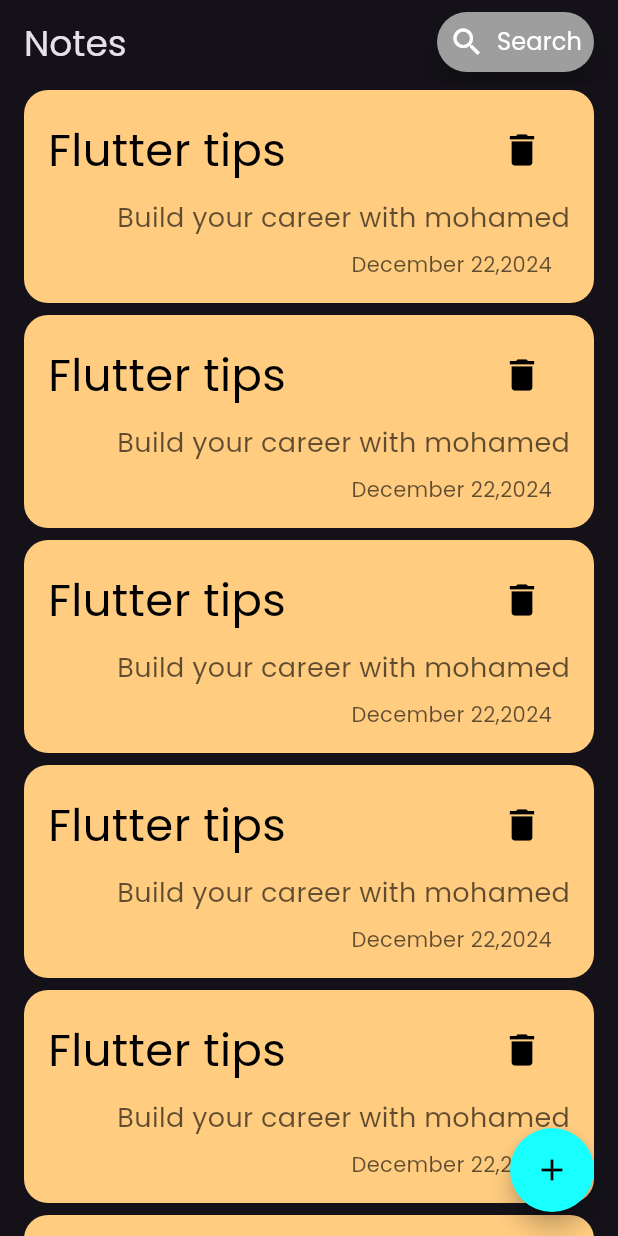
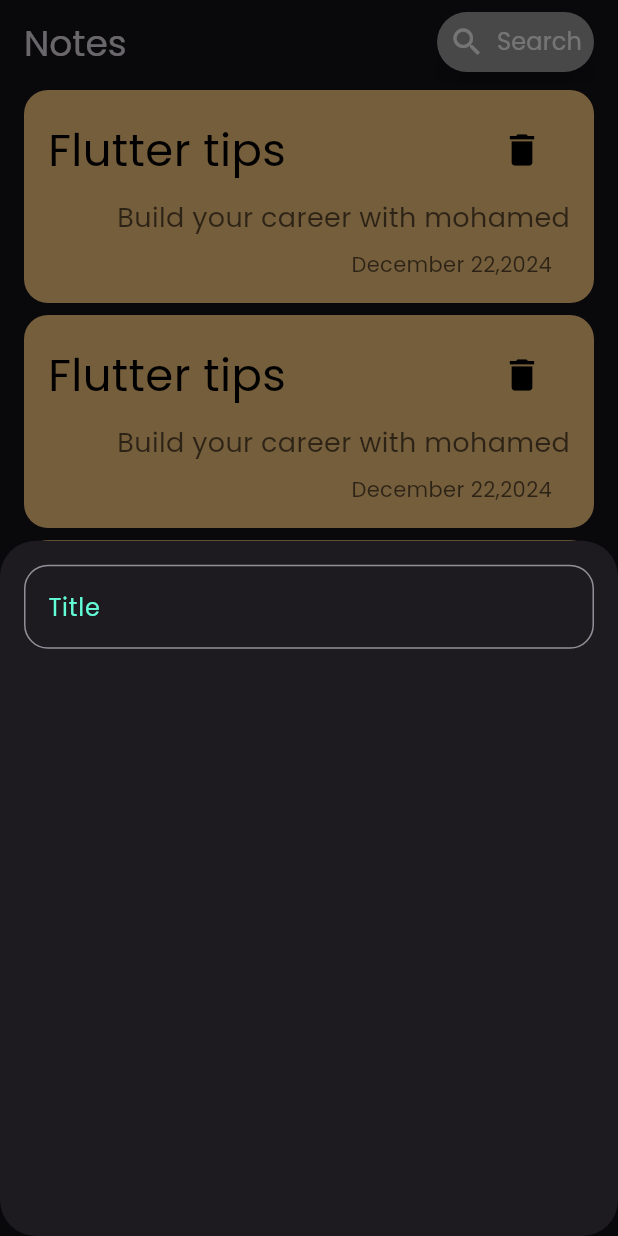
Before and after one commit to Moh6Amed/Notes-App, a Flutter app: the screen it shows after launch, after a tap on the "add" icon, on a phone screen of 412 x 824 dp. Run offline on Flutter 3.47's test engine with Material 3 defaults, Android fonts, the phone set to English and light mode, and no system bars.

Commit message:
Create bottom sheet in floating button and create first Custom text field: title

```diff
--- a/analysis_options.yaml
+++ b/analysis_options.yaml
@@ -21,7 +21,7 @@ linter:
   # `// ignore_for_file: name_of_lint` syntax on the line or in the file
   # producing the lint.
   rules:
-    # avoid_print: false  # Uncomment to disable the `avoid_print` rule
+    - prefer_const_constructors
     # prefer_single_quotes: true  # Uncomment to enable the `prefer_single_quotes` rule
 
 # Additional information about this file can be found at
--- /dev/null
+++ b/lib/contstants.dart
@@ -0,0 +1,3 @@
+import 'package:flutter/material.dart';
+
+const kPrimaryColor =  Color(0xff62FCD7);
--- a/lib/main.dart
+++ b/lib/main.dart
@@ -13,7 +13,7 @@ class NotesApp extends StatelessWidget {
     return MaterialApp(
       debugShowCheckedModeBanner: false,
       theme: ThemeData(brightness: Brightness.dark, fontFamily: 'Poppins'),
-      home: NotesView(),
+      home: const NotesView(),
     );
   }
 }
--- a/lib/views/notes_view.dart
+++ b/lib/views/notes_view.dart
@@ -1,4 +1,6 @@
 import 'package:flutter/material.dart';
+import 'package:notesapp/contstants.dart';
+import 'package:notesapp/widgets/adding_note_with_bottom_sheet.dart';
 import 'package:notesapp/widgets/custom_appbar.dart';
 import 'package:notesapp/widgets/notes_list_view.dart';
 
@@ -9,15 +11,24 @@ class NotesView extends StatelessWidget {
   Widget build(BuildContext context) {
     return Scaffold(
       appBar: AppBar(
-        title: CustomAppBar(),
+        title: const CustomAppBar(),
       ),
-      body: NotesListView(),
+      body: const NotesListView(),
       floatingActionButton: FloatingActionButton(
-        onPressed: () {},
-        child: Icon(Icons.add),
-        backgroundColor: Colors.cyanAccent,
+        onPressed: () {
+          showModalBottomSheet(
+              shape: RoundedRectangleBorder(
+                borderRadius: BorderRadius.circular(24),
+              ),
+              context: context,
+              builder: (context) {
+                return const AddingNoteWithBottomSheet();
+              });
+        },
+        child: const Icon(Icons.add),
+        backgroundColor: kPrimaryColor,
         foregroundColor: Colors.black,
-        shape: CircleBorder(),
+        shape: const CircleBorder(),
       ),
     );
   }
--- /dev/null
+++ b/lib/widgets/adding_note_with_bottom_sheet.dart
@@ -0,0 +1,16 @@
+import 'package:flutter/material.dart';
+import 'package:notesapp/widgets/custom_text_fieled.dart';
+
+class AddingNoteWithBottomSheet extends StatelessWidget {
+  const AddingNoteWithBottomSheet({super.key});
+
+  @override
+  Widget build(BuildContext context) {
+    return const Column(
+      children: [
+
+        CustomTextFieled(),
+      ],
+    );
+  }
+}
--- a/lib/widgets/custom_appbar.dart
+++ b/lib/widgets/custom_appbar.dart
@@ -12,7 +12,7 @@ class CustomAppBar extends StatelessWidget {
         Row(
           mainAxisAlignment: MainAxisAlignment.spaceBetween,
           children: [
-            Text(
+            const Text(
               'Notes',
               style: TextStyle(
                 fontSize: 24,
@@ -20,20 +20,20 @@ class CustomAppBar extends StatelessWidget {
             ),
             ElevatedButton.icon(
               onPressed: () {},
-              label: Text(
+              label: const Text(
                 'Search',
                 style: TextStyle(
                     fontSize: 16,
                     fontWeight: FontWeight.w500,
                     color: Colors.white),
               ),
-              icon: Icon(
+              icon: const Icon(
                 Icons.search,
                 color: Colors.white,
                 size: 24,
               ),
               style: ElevatedButton.styleFrom(
-                padding: EdgeInsets.symmetric(horizontal: 8, vertical: 4),
+                padding: const EdgeInsets.symmetric(horizontal: 8, vertical: 4),
                 shape: RoundedRectangleBorder(
                   borderRadius: BorderRadius.circular(24),
                 ),
--- /dev/null
+++ b/lib/widgets/custom_text_fieled.dart
@@ -0,0 +1,28 @@
+import 'package:flutter/material.dart';
+import 'package:notesapp/contstants.dart';
+
+class CustomTextFieled extends StatelessWidget {
+  const CustomTextFieled({super.key});
+
+  @override
+  Widget build(BuildContext context) {
+    return Padding(
+      padding: const EdgeInsets.all(16),
+      child: TextField(
+        cursorColor: kPrimaryColor,
+        decoration: InputDecoration(
+          hintText: 'Title',
+          hintStyle: const TextStyle( color: kPrimaryColor),
+          border: OutlineInputBorder(
+            borderRadius: BorderRadius.circular(16),
+            borderSide: const BorderSide(color: Colors.white),
+          ),
+          focusedBorder: OutlineInputBorder(
+            borderRadius: BorderRadius.circular(16),
+            borderSide: const BorderSide(color: kPrimaryColor),
+          ),
+        ),
+      ),
+    );
+  }
+}
--- a/lib/widgets/note_item.dart
+++ b/lib/widgets/note_item.dart
@@ -8,9 +8,9 @@ class NoteItem extends StatelessWidget {
     return Padding(
       padding: const EdgeInsets.symmetric(horizontal: 16, vertical: 4),
       child: Container(
-        padding: EdgeInsets.all(16),
+        padding: const EdgeInsets.all(16),
         decoration: BoxDecoration(
-          color: Color(0xffFFCC80),
+          color: const Color(0xffFFCC80),
           borderRadius: BorderRadius.circular(16),
         ),
         child: Column(
@@ -22,13 +22,13 @@ class NoteItem extends StatelessWidget {
               child: Row(
                 mainAxisAlignment: MainAxisAlignment.spaceBetween,
                 children: [
-                  Text(
+                  const Text(
                     'Flutter tips',
                     style: TextStyle(fontSize: 30, color: Colors.black),
                   ),
                   IconButton(
                     onPressed: () {},
-                    icon: Icon(Icons.delete),
+                    icon: const Icon(Icons.delete),
                     iconSize: 28,
                     color: Colors.black,
                   ),
--- a/lib/widgets/notes_list_view.dart
+++ b/lib/widgets/notes_list_view.dart
@@ -6,8 +6,11 @@ class NotesListView extends StatelessWidget {
 
   @override
   Widget build(BuildContext context) {
-    return ListView.builder(itemBuilder: (context, index) {
-      return const NoteItem();
-    });
+    return Padding(
+      padding: const EdgeInsets.only(bottom: 12),
+      child: ListView.builder(itemBuilder: (context, index) {
+        return const NoteItem();
+      }),
+    );
   }
 }
```
